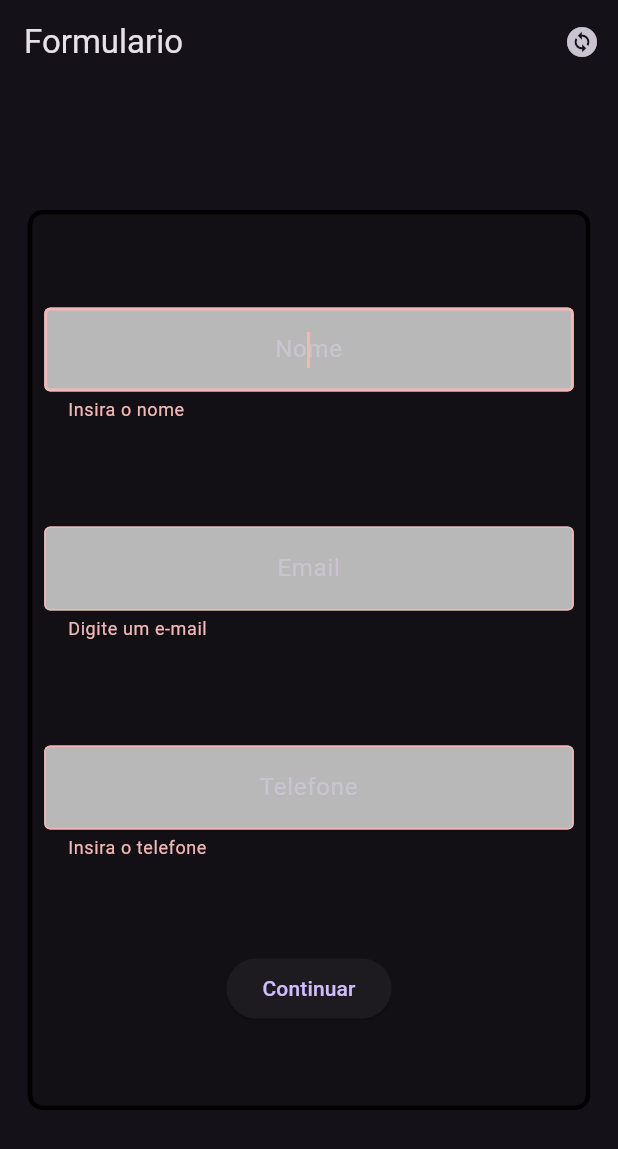
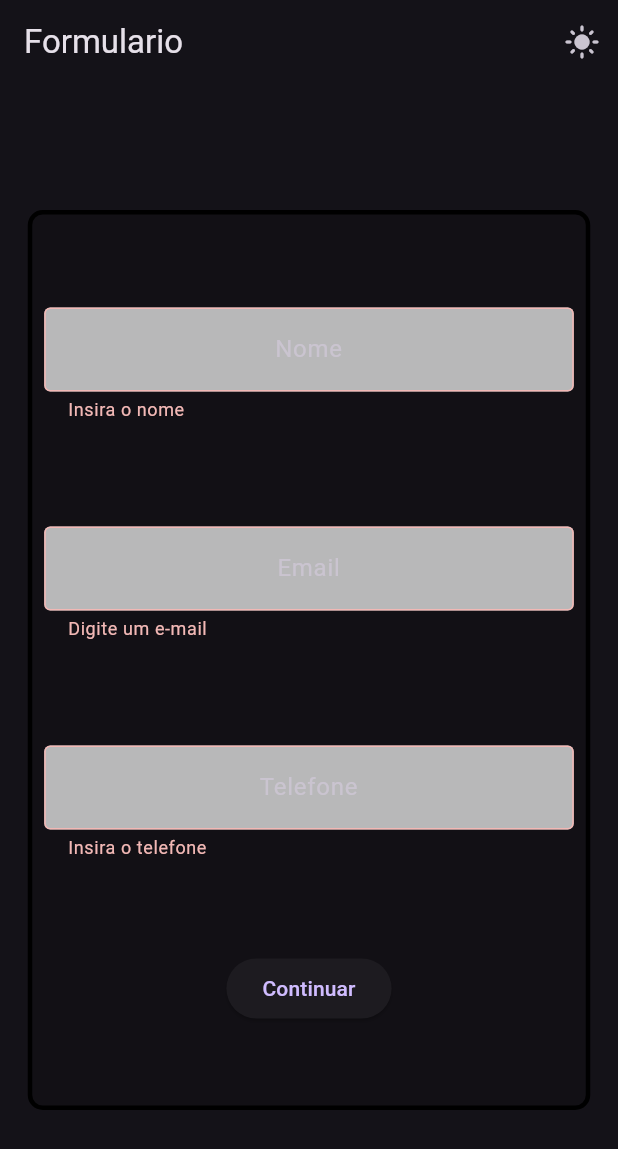
Before and after one commit to BlackLeg15/formulario_curso, a Flutter app: the screen it shows after launch, after a tap on "Continuar", on a phone screen of 412 x 824 dp. Shown: the top 1149 px of the screen. Run offline on Flutter 3.47's test engine with Material 3 defaults, Android fonts, the phone set to English and light mode, and no system bars; our stand-ins replace flutter_bloc, mask_text_input_formatter.

Commit message:
test: testing app's main features

```diff
--- a/lib/app/core/theme/theme_bloc.dart
+++ b/lib/app/core/theme/theme_bloc.dart
@@ -7,10 +7,6 @@ class ThemeBloc extends Bloc<ThemeEvent, ThemeState> {
   ThemeBloc() : super(const SuccessThemeState(ThemeMode.dark)) {
     on<SwitchThemeEvent>((event, emit) async {
       final currentThemeMode = state.themeMode;
-      emit(LoadingThemeState(currentThemeMode));
-
-      await Future.delayed(const Duration(seconds: 2));
-
       final newThemeMode = switch (currentThemeMode) {
         ThemeMode.dark => ThemeMode.light,
         ThemeMode.light => ThemeMode.dark,
--- /dev/null
+++ b/lib/app/features/form/domain/value_objects/name_value_object.dart
@@ -0,0 +1,12 @@
+class NameValueObject {
+  final String value;
+
+  const NameValueObject({required this.value});
+
+  String? validate(String? value) {
+    if (value == null || value.isEmpty) {
+      return 'Insira o nome';
+    }
+    return null;
+  }
+}
--- a/lib/app/features/form/presenter/form_screen.dart
+++ b/lib/app/features/form/presenter/form_screen.dart
@@ -1,10 +1,9 @@
-import 'dart:async';
-
 import 'package:flutter/material.dart';
 import 'package:flutter_bloc/flutter_bloc.dart';
 import 'package:formulario_curso/app/core/theme/theme_event.dart';
 import 'package:formulario_curso/app/core/theme/theme_state.dart';
 import 'package:formulario_curso/app/features/form/domain/value_objects/email_value_object.dart';
+import 'package:formulario_curso/app/features/form/domain/value_objects/name_value_object.dart';
 import 'package:mask_text_input_formatter/mask_text_input_formatter.dart';
 
 import '../../../core/theme/theme_inherited_widget.dart';
@@ -31,11 +30,15 @@ class _FormScreenState extends State<FormScreen> {
   late EmailValueObject emailValueObject;
   String? emailError;
 
+  late NameValueObject nameValueObject;
+  String? nameError;
+
   @override
   void initState() {
     super.initState();
     emailValueObject = const EmailValueObject(value: '');
     emailFocusNode = FocusNode();
+    nameValueObject = const NameValueObject(value: '');
     nameFocusNode = FocusNode();
     phoneFocusNode = FocusNode();
     phoneMask = MaskTextInputFormatter(
@@ -44,9 +47,9 @@ class _FormScreenState extends State<FormScreen> {
         '#': RegExp('\\d'),
       },
     );
-    Future.delayed(const Duration(milliseconds: 300), () {
-      nameFocusNode.requestFocus();
-    });
+    // Future.delayed(const Duration(milliseconds: 300), () {
+    //   nameFocusNode.requestFocus();
+    // });
   }
 
   void goNext() {
@@ -80,6 +83,14 @@ class _FormScreenState extends State<FormScreen> {
                 }
               },
               builder: (context, state) {
+                final icon = switch (state) {
+                  SuccessThemeState success => switch (success.themeMode) {
+                      ThemeMode.dark => Icons.light_mode_rounded,
+                      ThemeMode.light => Icons.dark_mode_rounded,
+                      _ => Icons.light_mode_rounded,
+                    },
+                  _ => Icons.light_mode_rounded,
+                };
                 onPressedFunction() {
                   final temaController = themeInheritedWidget.temaController;
                   temaController.add(SwitchThemeEvent());
@@ -92,7 +103,7 @@ class _FormScreenState extends State<FormScreen> {
 
                 return IconButton(
                   onPressed: iconButtonFunction,
-                  icon: const Icon(Icons.change_circle),
+                  icon: Icon(icon),
                 );
               },
             ),
@@ -116,18 +127,20 @@ class _FormScreenState extends State<FormScreen> {
                   Padding(
                     padding: const EdgeInsets.all(8.0),
                     child: TextFormField(
+                      key: const Key('NameFormField'),
                       focusNode: nameFocusNode,
-                      validator: (String? value) {
-                        if (value != null && value.isEmpty) {
-                          return 'Insira o nome';
-                        }
-
-                        return null;
+                      validator: nameValueObject.validate,
+                      onChanged: (value) {
+                        nameValueObject = NameValueObject(value: value);
+                        setState(() {
+                          nameError = nameValueObject.validate(value);
+                        });
                       },
                       controller: nameController,
                       textAlign: TextAlign.center,
-                      decoration: const InputDecoration(
-                        border: OutlineInputBorder(),
+                      decoration: InputDecoration(
+                        errorText: nameError,
+                        border: const OutlineInputBorder(),
                         hintText: 'Nome',
                         fillColor: Colors.white70,
                         filled: true,
@@ -140,6 +153,7 @@ class _FormScreenState extends State<FormScreen> {
                   Padding(
                     padding: const EdgeInsets.all(8.0),
                     child: TextFormField(
+                      key: const Key('EmailFormField'),
                       focusNode: emailFocusNode,
                       validator: emailValueObject.validate,
                       onChanged: (value) {
--- /dev/null
+++ b/lib/app/main_app.dart
@@ -0,0 +1,36 @@
+import 'package:flutter/material.dart';
+import 'package:flutter_bloc/flutter_bloc.dart';
+
+import 'core/theme/theme_bloc.dart';
+import 'core/theme/theme_inherited_widget.dart';
+import 'core/theme/theme_state.dart';
+import 'features/form/presenter/form_screen.dart';
+
+class MainApp extends StatelessWidget {
+  MainApp({super.key});
+  //final ThemeController _temaController = ThemeController();
+  final _temaController = ThemeBloc();
+
+  @override
+  Widget build(BuildContext context) {
+    return ThemeInheritedWidget(
+      temaController: _temaController,
+      child: Builder(builder: (context) {
+        final themeInheritedWidget = context.getInheritedWidgetOfExactType<ThemeInheritedWidget>()!;
+        final themeBloc = themeInheritedWidget.temaController;
+        return BlocBuilder<ThemeBloc, ThemeState>(
+            bloc: themeBloc,
+            builder: (context, state) {
+              return MaterialApp(
+                title: 'Flutter Demo',
+                theme: ThemeData(primarySwatch: Colors.blue),
+                darkTheme: ThemeData.dark(),
+                themeMode: state.themeMode,
+                home: const FormScreen(),
+                debugShowCheckedModeBanner: false,
+              );
+            });
+      }),
+    );
+  }
+}
--- a/lib/main.dart
+++ b/lib/main.dart
@@ -1,39 +1,7 @@
 import 'package:flutter/material.dart';
-import 'package:flutter_bloc/flutter_bloc.dart';
-import 'package:formulario_curso/app/core/theme/theme_bloc.dart';
-import 'package:formulario_curso/app/core/theme/theme_inherited_widget.dart';
-import 'package:formulario_curso/app/core/theme/theme_state.dart';
-import 'package:formulario_curso/app/features/form/presenter/form_screen.dart';
+
+import 'app/main_app.dart';
 
 void main() {
-  runApp(MyApp());
+  runApp(MainApp());
 }
-
-class MyApp extends StatelessWidget {
-  MyApp({super.key});
-  //final ThemeController _temaController = ThemeController();
-  final _temaController = ThemeBloc();
-
-  @override
-  Widget build(BuildContext context) {
-    return ThemeInheritedWidget(
-      temaController: _temaController,
-      child: Builder(builder: (context) {
-        final themeInheritedWidget = context.getInheritedWidgetOfExactType<ThemeInheritedWidget>()!;
-        final themeBloc = themeInheritedWidget.temaController;
-        return BlocBuilder<ThemeBloc, ThemeState>(
-            bloc: themeBloc,
-            builder: (context, state) {
-              return MaterialApp(
-                title: 'Flutter Demo',
-                theme: ThemeData(primarySwatch: Colors.blue),
-                darkTheme: ThemeData.dark(),
-                themeMode: state.themeMode,
-                home: const FormScreen(),
-                debugShowCheckedModeBanner: false,
-              );
-            });
-      }),
-    );
-  }
-}
```
Also changed, not shown: lib/app/core/theme/theme_controller.dart (+7 -3 lines), 2 other files.
